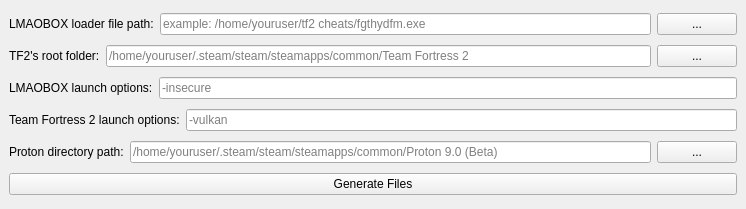
The window that mainwindow.ui (uosq/lbox-linux-install-helper) describes before a commit, drawn with Qt 5.
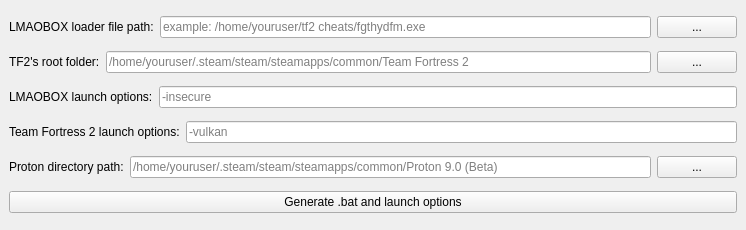
The same window after the commit.

Commit message: Update the Main Window

What changed in the file:
```diff
--- a/mainwindow.ui
+++ b/mainwindow.ui
@@ -10,7 +10,7 @@
     <x>0</x>
     <y>0</y>
     <width>746</width>
-    <height>209</height>
+    <height>230</height>
    </rect>
   </property>
   <property name="sizePolicy">
@@ -195,7 +195,7 @@
     <item>
      <widget class="QPushButton" name="pushButton_3">
       <property name="text">
-       <string>Generate Files</string>
+       <string>Generate .bat and launch options</string>
       </property>
      </widget>
     </item>
```
Left out of the diff: 8 changed lines with no effect on the pictures. The commit also changes 2 other files.
